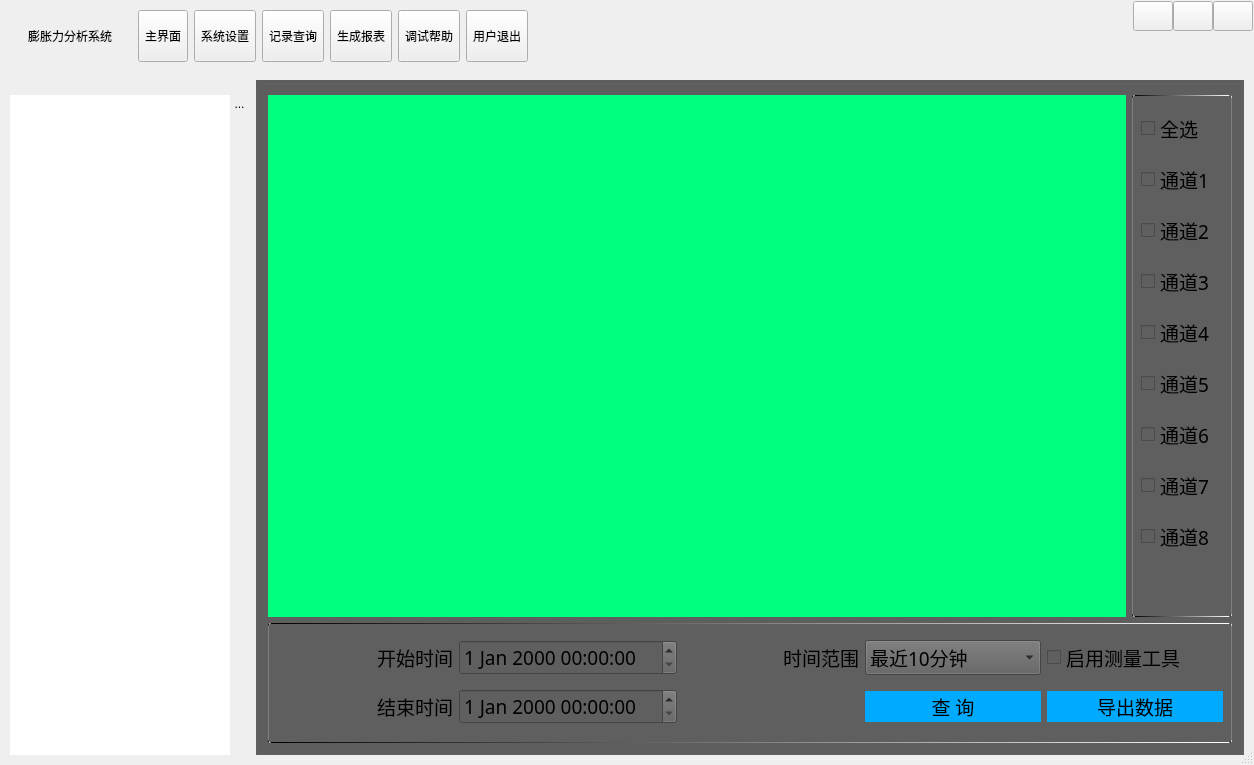
Above: MainWnd.ui from byteman/bullet before the change. Below: the same form after it.
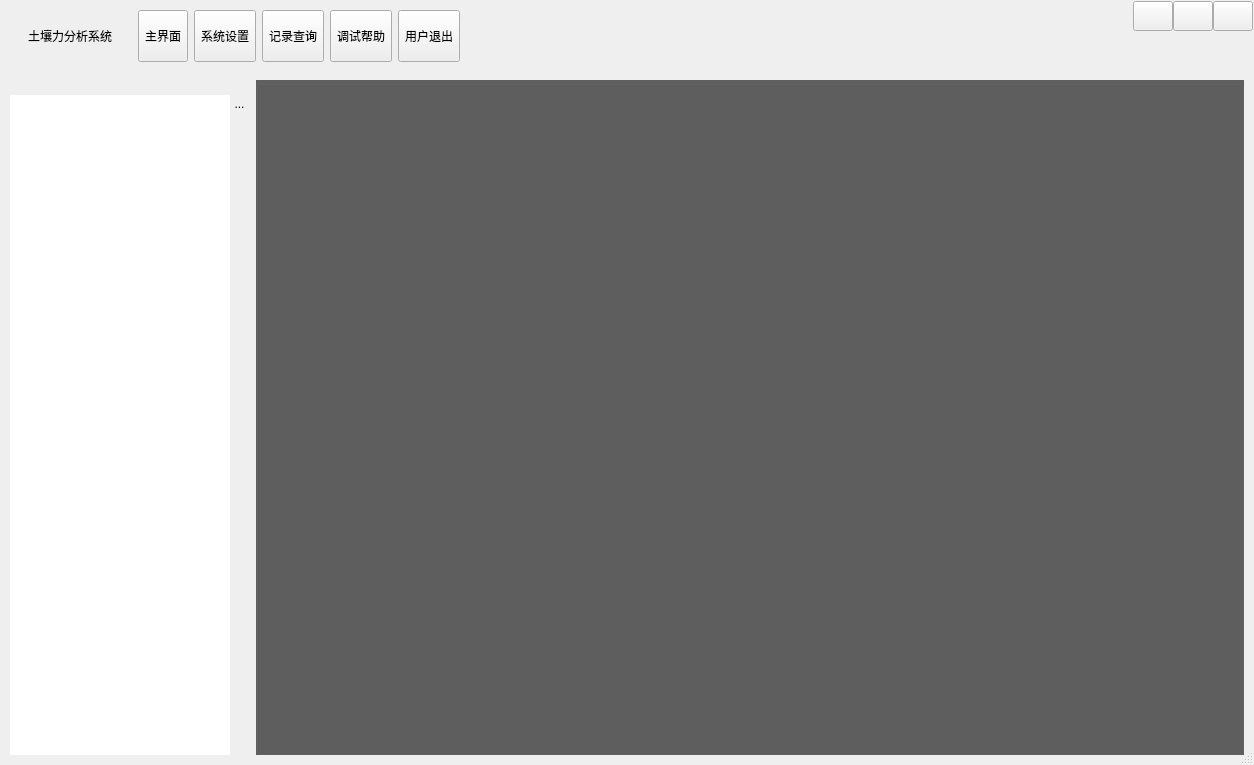
That is the form after the change. The open tabs and pages were chosen to show the change. Icons and pictures are not drawn. Custom widgets are drawn as their Qt base class.

The edit to the form file:
```diff
--- a/MainWnd.ui
+++ b/MainWnd.ui
@@ -72,7 +72,7 @@
          <string notr="true"/>
         </property>
         <property name="text">
-         <string>膨胀力分析系统  </string>
+         <string>土壤力分析系统  </string>
         </property>
         <property name="alignment">
          <set>Qt::AlignLeading|Qt::AlignLeft|Qt::AlignVCenter</set>
@@ -145,29 +145,6 @@
            </property>
           </widget>
          </item>
-         <item>
-          <widget class="QToolButton" name="btnReport">
-           <property name="sizePolicy">
-            <sizepolicy hsizetype="Fixed" vsizetype="Expanding">
-             <horstretch>0</horstretch>
-             <verstretch>0</verstretch>
-            </sizepolicy>
-           </property>
-           <property name="styleSheet">
-            <string notr="true"/>
-           </property>
-           <property name="text">
-            <string>生成报表</string>
-           </property>
-           <property name="icon">
-            <iconset resource="main.qrc">
-             <normaloff>:/image/main_help.png</normaloff>:/image/main_help.png</iconset>
-           </property>
-           <property name="toolButtonStyle">
-            <enum>Qt::ToolButtonTextUnderIcon</enum>
-           </property>
-          </widget>
-         </item>
          <item>
           <widget class="QToolButton" name="btnHelp">
            <property name="sizePolicy">
@@ -1044,400 +1021,7 @@
          <property name="title">
           <string/>
          </property>
-         <layout class="QVBoxLayout" name="verticalLayout_8">
-          <item>
-           <layout class="QHBoxLayout" name="horizontalLayout_9">
-            <item>
-             <widget class="QCustomPlot" name="plot3" native="true">
-              <property name="sizePolicy">
-               <sizepolicy hsizetype="Expanding" vsizetype="Expanding">
-                <horstretch>0</horstretch>
-                <verstretch>0</verstretch>
-               </sizepolicy>
-              </property>
-              <property name="styleSheet">
-               <string notr="true">background-color: rgb(0, 255, 127);</string>
-              </property>
-             </widget>
-            </item>
-            <item>
-             <widget class="QWidget" name="widgetChan" native="true">
-              <property name="sizePolicy">
-               <sizepolicy hsizetype="Preferred" vsizetype="Expanding">
-                <horstretch>0</horstretch>
-                <verstretch>0</verstretch>
-               </sizepolicy>
-              </property>
-              <property name="minimumSize">
-               <size>
-                <width>100</width>
-                <height>0</height>
-               </size>
-              </property>
-              <property name="styleSheet">
-               <string notr="true">
-#widgetChan{
-	border-style:solid;
-	border-width:1px;
-	border-radius:2px;
-	border-color: qlineargradient(spread:pad, x1:0, y1:0, x2:1, y2:0, stop:0 rgba(0, 0, 0, 255), stop:1 rgba(255, 255, 255, 255));
-}</string>
-              </property>
-              <layout class="QVBoxLayout" name="verticalLayout_9">
-               <property name="spacing">
-                <number>10</number>
-               </property>
-               <property name="topMargin">
-                <number>10</number>
-               </property>
-               <property name="bottomMargin">
-                <number>50</number>
-               </property>
-               <item>
-                <widget class="QCheckBox" name="chkSelAll">
-                 <property name="font">
-                  <font>
-                   <family>微软雅黑</family>
-                   <pointsize>14</pointsize>
-                  </font>
-                 </property>
-                 <property name="text">
-                  <string>全选</string>
-                 </property>
-                </widget>
-               </item>
-               <item>
-                <widget class="QCheckBox" name="rb1">
-                 <property name="font">
-                  <font>
-                   <family>微软雅黑</family>
-                   <pointsize>14</pointsize>
-                  </font>
-                 </property>
-                 <property name="text">
-                  <string>通道1</string>
-                 </property>
-                </widget>
-               </item>
-               <item>
-                <widget class="QCheckBox" name="rb2">
-                 <property name="font">
-                  <font>
-                   <family>微软雅黑</family>
-                   <pointsize>14</pointsize>
-                  </font>
-                 </property>
-                 <property name="text">
-                  <string>通道2</string>
-                 </property>
-                </widget>
-               </item>
-               <item>
-                <widget class="QCheckBox" name="rb3">
-                 <property name="font">
-                  <font>
-                   <family>微软雅黑</family>
-                   <pointsize>14</pointsize>
-                  </font>
-                 </property>
-                 <property name="text">
-                  <string>通道3</string>
-                 </property>
-                </widget>
-               </item>
-               <item>
-                <widget class="QCheckBox" name="rb4">
-                 <property name="font">
-                  <font>
-                   <family>微软雅黑</family>
-                   <pointsize>14</pointsize>
-                  </font>
-                 </property>
-                 <property name="text">
-                  <string>通道4</string>
-                 </property>
-                </widget>
-               </item>
-               <item>
-                <widget class="QCheckBox" name="rb5">
-                 <property name="font">
-                  <font>
-                   <family>微软雅黑</family>
-                   <pointsize>14</pointsize>
-                  </font>
-                 </property>
-                 <property name="text">
-                  <string>通道5</string>
-                 </property>
-                </widget>
-               </item>
-               <item>
-                <widget class="QCheckBox" name="rb6">
-                 <property name="font">
-                  <font>
-                   <family>微软雅黑</family>
-                   <pointsize>14</pointsize>
-                  </font>
-                 </property>
-                 <property name="text">
-                  <string>通道6</string>
-                 </property>
-                </widget>
-               </item>
-               <item>
-                <widget class="QCheckBox" name="rb7">
-                 <property name="font">
-                  <font>
-                   <family>微软雅黑</family>
-                   <pointsize>14</pointsize>
-                  </font>
-                 </property>
-                 <property name="text">
-                  <string>通道7</string>
-                 </property>
-                </widget>
-               </item>
-               <item>
-                <widget class="QCheckBox" name="rb8">
-                 <property name="font">
-                  <font>
-                   <family>微软雅黑</family>
-                   <pointsize>14</pointsize>
-                  </font>
-                 </property>
-                 <property name="text">
-                  <string>通道8</string>
-                 </property>
-                </widget>
-               </item>
-              </layout>
-             </widget>
-            </item>
-           </layout>
-          </item>
-          <item>
-           <widget class="QWidget" name="widgetQuery" native="true">
-            <property name="minimumSize">
-             <size>
-              <width>0</width>
-              <height>120</height>
-             </size>
-            </property>
-            <property name="styleSheet">
-             <string notr="true">
-#widgetQuery{
-	border-style:solid;
-	border-width:1px;
-	border-radius:2px;
-	border-color: qlineargradient(spread:pad, x1:0, y1:0, x2:1, y2:0, stop:0 rgba(0, 0, 0, 255), stop:1 rgba(255, 255, 255, 255));
-}</string>
-            </property>
-            <layout class="QGridLayout" name="gridLayout_3">
-             <item row="0" column="0">
-              <widget class="QLabel" name="label_6">
-               <property name="font">
-                <font>
-                 <family>微软雅黑</family>
-                 <pointsize>14</pointsize>
-                </font>
-               </property>
-               <property name="text">
-                <string>开始时间</string>
-               </property>
-               <property name="alignment">
-                <set>Qt::AlignRight|Qt::AlignTrailing|Qt::AlignVCenter</set>
-               </property>
-              </widget>
-             </item>
-             <item row="0" column="1">
-              <widget class="QDateTimeEdit" name="dteFrom">
-               <property name="minimumSize">
-                <size>
-                 <width>0</width>
-                 <height>30</height>
-                </size>
-               </property>
-               <property name="font">
-                <font>
-                 <family>微软雅黑</family>
-                 <pointsize>14</pointsize>
-                </font>
-               </property>
-              </widget>
-             </item>
-             <item row="0" column="2">
-              <widget class="QLabel" name="label_8">
-               <property name="font">
-                <font>
-                 <family>微软雅黑</family>
-                 <pointsize>14</pointsize>
-                </font>
-               </property>
-               <property name="text">
-                <string>时间范围</string>
-               </property>
-               <property name="alignment">
-                <set>Qt::AlignRight|Qt::AlignTrailing|Qt::AlignVCenter</set>
-               </property>
-              </widget>
-             </item>
-             <item row="0" column="3">
-              <widget class="QComboBox" name="cbxTimeSpan">
-               <property name="font">
-                <font>
-                 <family>微软雅黑</family>
-                 <pointsize>14</pointsize>
-                </font>
-               </property>
-               <item>
-                <property name="text">
-                 <string>最近10分钟</string>
-                </property>
-               </item>
-               <item>
-                <property name="text">
-                 <string>最近20分钟</string>
-                </property>
-               </item>
-               <item>
-                <property name="text">
-                 <string>最近1个小时</string>
-                </property>
-               </item>
-               <item>
-                <property name="text">
-                 <string>最近2小时</string>
-                </property>
-               </item>
-               <item>
-                <property name="text">
-                 <string>最近5小时</string>
-                </property>
-               </item>
-               <item>
-                <property name="text">
-                 <string>最近10小时</string>
-                </property>
-               </item>
-              </widget>
-             </item>
-             <item row="0" column="4">
-              <widget class="QCheckBox" name="chkMeasure">
-               <property name="font">
-                <font>
-                 <family>微软雅黑</family>
-                 <pointsize>14</pointsize>
-                </font>
-               </property>
-               <property name="text">
-                <string>启用测量工具</string>
-               </property>
-              </widget>
-             </item>
-             <item row="1" column="0">
-              <widget class="QLabel" name="label_7">
-               <property name="font">
-                <font>
-                 <family>微软雅黑</family>
-                 <pointsize>14</pointsize>
-                </font>
-               </property>
-               <property name="text">
-                <string>结束时间</string>
-               </property>
-               <property name="alignment">
-                <set>Qt::AlignRight|Qt::AlignTrailing|Qt::AlignVCenter</set>
-               </property>
-              </widget>
-             </item>
-             <item row="1" column="1">
-              <widget class="QDateTimeEdit" name="dteTo">
-               <property name="minimumSize">
-                <size>
-                 <width>0</width>
-                 <height>30</height>
-                </size>
-               </property>
-               <property name="font">
-                <font>
-                 <family>微软雅黑</family>
-                 <pointsize>14</pointsize>
-                </font>
-               </property>
-              </widget>
-             </item>
-             <item row="1" column="3">
-              <widget class="QPushButton" name="btnQuery">
-               <property name="font">
-                <font>
-                 <family>微软雅黑</family>
-                 <pointsize>14</pointsize>
-                 <weight>50</weight>
-                 <bold>false</bold>
-                </font>
-               </property>
-               <property name="styleSheet">
-                <string notr="true">QPushButton{
-
-border-raidus:0px;
-border-color: qlineargradient(spread:pad, x1:0, y1:0, x2:1, y2:0, stop:0 rgba(0, 0, 0, 255), stop:1 rgba(255, 255, 255, 255));
-background-color: rgb(0, 170, 255);
-border-width:1px;
-border-style:sold;
-}
-
-QPushButton:hove{
-border-raidus:0px;
-border-style:solid;
-border-width:0px 0px 2px 0px;
-padding:4px 4px 2px 4px;
-border-color:#00BB9E;
-background:qlineargradient(spread:pad,x1:0,y1:0,x2:0,y2:1,stop:0 #646464,stop:1 #525252);
-}</string>
-               </property>
-               <property name="text">
-                <string>查 询</string>
-               </property>
-              </widget>
-             </item>
-             <item row="1" column="4">
-              <widget class="QPushButton" name="btnExport">
-               <property name="font">
-                <font>
-                 <family>微软雅黑</family>
-                 <pointsize>14</pointsize>
-                 <weight>50</weight>
-                 <bold>false</bold>
-                </font>
-               </property>
-               <property name="styleSheet">
-                <string notr="true">QPushButton{
-
-border-raidus:0px;
-border-color: qlineargradient(spread:pad, x1:0, y1:0, x2:1, y2:0, stop:0 rgba(0, 0, 0, 255), stop:1 rgba(255, 255, 255, 255));
-background-color: rgb(0, 170, 255);
-border-width:1px;
-border-style:sold;
-}
-
-QPushButton:hove{
-border-raidus:0px;
-border-style:solid;
-border-width:0px 0px 2px 0px;
-padding:4px 4px 2px 4px;
-border-color:#00BB9E;
-background:qlineargradient(spread:pad,x1:0,y1:0,x2:0,y2:1,stop:0 #646464,stop:1 #525252);
-}</string>
-               </property>
-               <property name="text">
-                <string>导出数据</string>
-               </property>
-              </widget>
-             </item>
-            </layout>
-           </widget>
-          </item>
-         </layout>
+         <layout class="QVBoxLayout" name="verticalLayout_8"/>
         </widget>
        </item>
       </layout>
@@ -1738,14 +1322,6 @@
    </item>
   </layout>
  </widget>
- <customwidgets>
-  <customwidget>
-   <class>QCustomPlot</class>
-   <extends>QWidget</extends>
-   <header location="global">qcustomplot.h</header>
-   <container>1</container>
-  </customwidget>
- </customwidgets>
  <resources>
   <include location="img.qrc"/>
   <include location="main.qrc"/>
```
Left out of the diff: 193 changed lines with no effect on the pictures.
